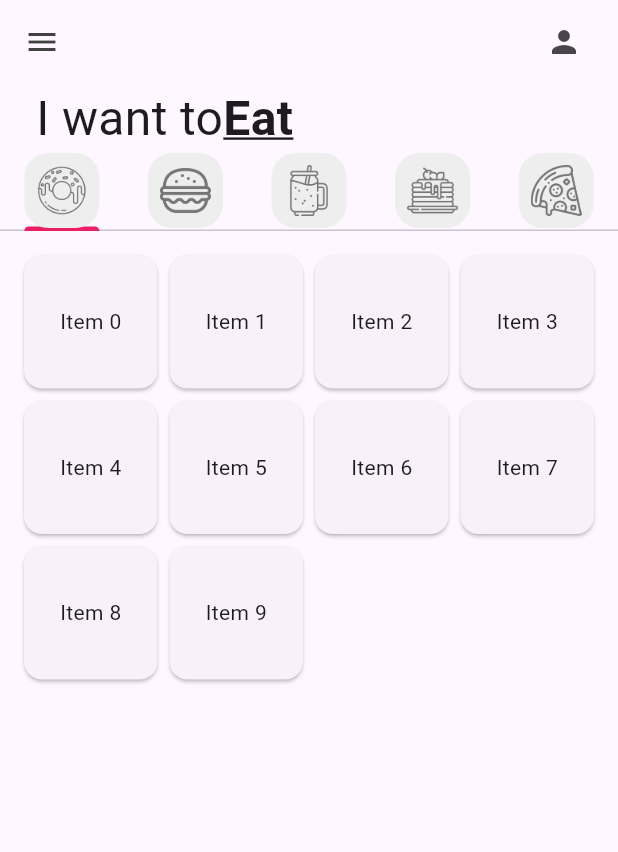
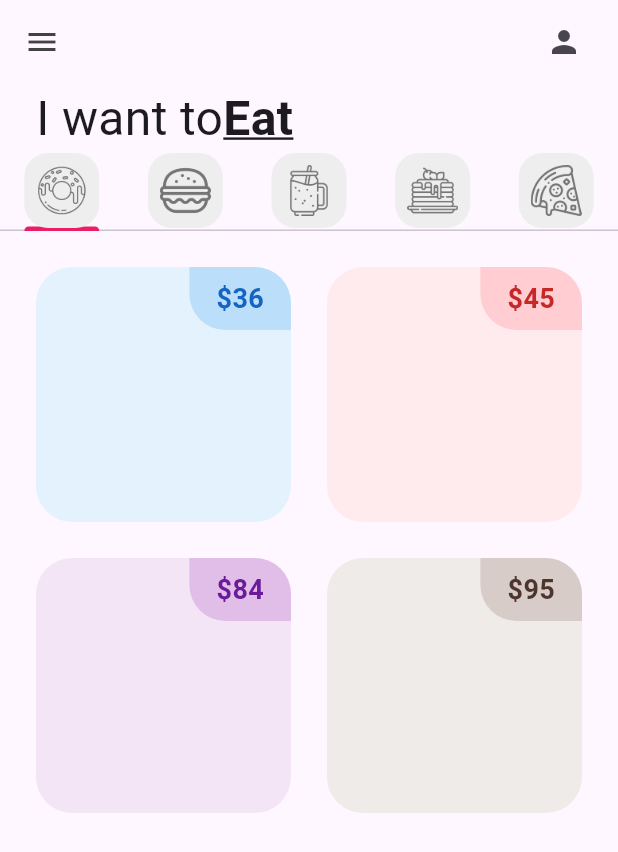
Before and after one commit to EddyRuLop/donut_app_4sa1, a Flutter app: the screen it shows after launch, on a phone screen of 412 x 824 dp. Shown: the top 852 px of the screen. Run offline on Flutter 3.47's test engine with Material 3 defaults, Android fonts, the phone set to English and light mode, and no system bars.

Commit message:
Starting DonutTile

```diff
--- a/lib/tabs/donut_tab.dart
+++ b/lib/tabs/donut_tab.dart
@@ -1,22 +1,36 @@
+import 'package:donut_app_4sa/utils/donut_tile.dart';
 import 'package:flutter/material.dart';
 
 class DonutTab extends StatelessWidget {
-  const DonutTab({super.key});
+  //List of donuts
+  final List donutsOnSale = [
+    // [ donutFlavor, donutPrice, donutColor, imageName ]
+    ["Ice Cream", "36", Colors.blue, "lib/images/icecream_donut.png"],
+    ["Strawberry", "45", Colors.red, "lib/images/strawberry_donut.png"],
+    ["Grape Ape", "84", Colors.purple, "lib/images/grape_donut.png"],
+    ["Choco", "95", Colors.brown, "lib/images/chocolate_donut.png"],
+  ];
+
+  DonutTab({super.key});
 
   @override
   Widget build(BuildContext context) {
     return GridView.builder(
         //prepa 1: como se va organizar
         gridDelegate: SliverGridDelegateWithFixedCrossAxisCount(
-            //número de columnas
-            crossAxisCount: 4),
+          //número de columnas
+          crossAxisCount: 2,
+        ),
         //cuantos elementos se van a mostrar
-        itemCount: 10, // specify the number of items
+        itemCount: 4, // specify the number of items
         padding: const EdgeInsets.all(12),
         //que elemento se construira
         itemBuilder: (context, index) {
-          return Card(
-            child: Center(child: Text('Item $index')),
+          return DonutTile(
+            donutFlavor: donutsOnSale[index][0],
+            donutPrice: donutsOnSale[index][1],
+            donutColor: donutsOnSale[index][2],
+            imageName: donutsOnSale[index][3],
           );
         });
   }
--- /dev/null
+++ b/lib/utils/donut_tile.dart
@@ -0,0 +1,55 @@
+import 'package:flutter/material.dart';
+
+class DonutTile extends StatelessWidget {
+  final String donutFlavor;
+  final String donutPrice;
+  //dynamic porque sera de tipo color
+  final dynamic donutColor;
+  final String imageName;
+
+  const DonutTile(
+      {super.key,
+      required this.donutFlavor,
+      required this.donutColor,
+      required this.donutPrice,
+      required this.imageName});
+
+  @override
+  Widget build(BuildContext context) {
+    return Padding(
+      padding: const EdgeInsets.all(12),
+      child: Container(
+        //color: donutColor[50],
+        decoration: BoxDecoration(
+            color: donutColor[50],
+            //Esquinas redondeadas
+            borderRadius: BorderRadius.circular(24)),
+        child: Column(
+          children: [
+            Row(
+              mainAxisAlignment: MainAxisAlignment.end,
+              children: [
+                Container(
+                  decoration: BoxDecoration(
+                      color: donutColor[100],
+                      borderRadius: const BorderRadius.only(
+                          bottomLeft: Radius.circular(24),
+                          topRight: Radius.circular(24))),
+                  padding:
+                      const EdgeInsets.symmetric(vertical: 8, horizontal: 18),
+                  child: Text(
+                    "\$$donutPrice",
+                    style: TextStyle(
+                        fontWeight: FontWeight.bold,
+                        fontSize: 18,
+                        color: donutColor[800]),
+                  ),
+                )
+              ],
+            )
+          ],
+        ),
+      ),
+    );
+  }
+}
```
